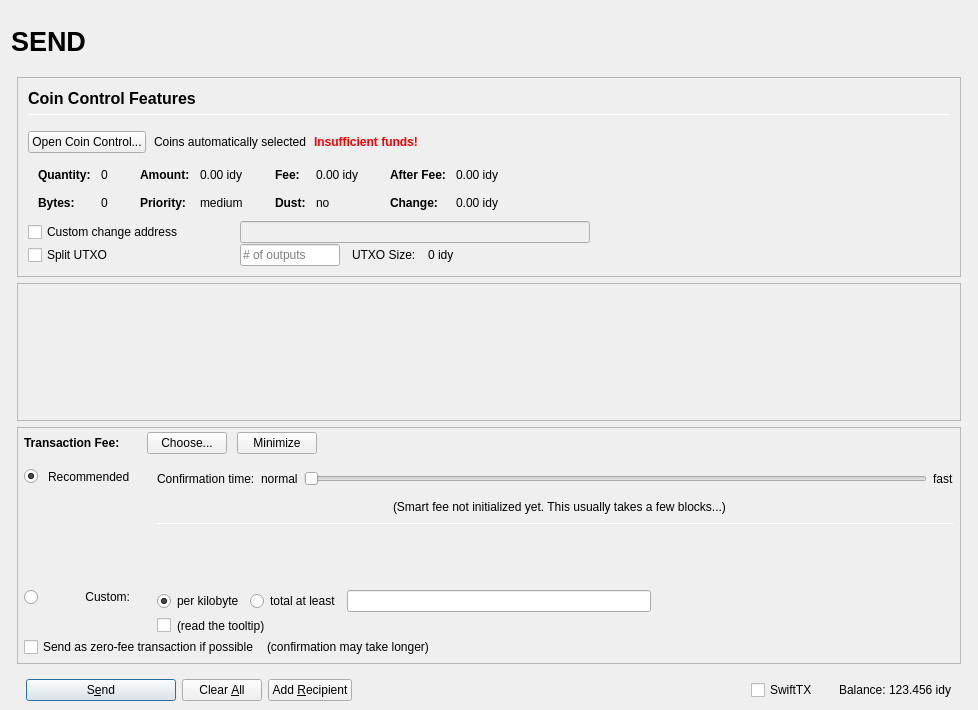
The window that src/qt/forms/sendcoinsdialog.ui (ygtars/industry) describes before a commit, drawn with Qt 5.
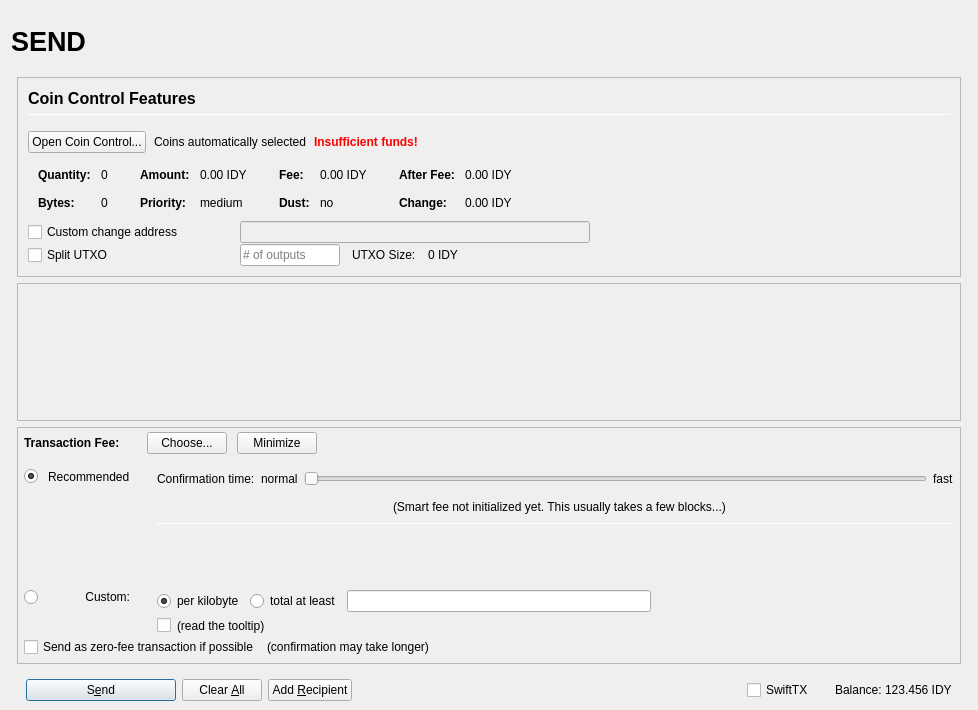
The same window after the commit. Icons and pictures are not drawn. Custom widgets are drawn as their Qt base class.

The edit to the form file:
```diff
--- a/src/qt/forms/sendcoinsdialog.ui
+++ b/src/qt/forms/sendcoinsdialog.ui
@@ -493,7 +493,7 @@
                         <enum>Qt::ActionsContextMenu</enum>
                        </property>
                        <property name="text">
-                        <string notr="true">0.00 idy</string>
+                        <string notr="true">0.00 IDY</string>
                        </property>
                        <property name="textInteractionFlags">
                         <set>Qt::LinksAccessibleByMouse|Qt::TextSelectableByKeyboard|Qt::TextSelectableByMouse</set>
@@ -573,7 +573,7 @@
                         <enum>Qt::ActionsContextMenu</enum>
                        </property>
                        <property name="text">
-                        <string notr="true">0.00 idy</string>
+                        <string notr="true">0.00 IDY</string>
                        </property>
                        <property name="textInteractionFlags">
                         <set>Qt::LinksAccessibleByMouse|Qt::TextSelectableByKeyboard|Qt::TextSelectableByMouse</set>
@@ -653,7 +653,7 @@
                         <enum>Qt::ActionsContextMenu</enum>
                        </property>
                        <property name="text">
-                        <string notr="true">0.00 idy</string>
+                        <string notr="true">0.00 IDY</string>
                        </property>
                        <property name="textInteractionFlags">
                         <set>Qt::LinksAccessibleByMouse|Qt::TextSelectableByKeyboard|Qt::TextSelectableByMouse</set>
@@ -682,7 +682,7 @@
                         <enum>Qt::ActionsContextMenu</enum>
                        </property>
                        <property name="text">
-                        <string notr="true">0.00 idy</string>
+                        <string notr="true">0.00 IDY</string>
                        </property>
                        <property name="textInteractionFlags">
                         <set>Qt::LinksAccessibleByMouse|Qt::TextSelectableByKeyboard|Qt::TextSelectableByMouse</set>
@@ -849,7 +849,7 @@
                 <item>
                  <widget class="QLabel" name="labelBlockSize">
                   <property name="text">
-                   <string>0 idy</string>
+                   <string>0 IDY</string>
                   </property>
                  </widget>
                 </item>
@@ -1715,7 +1715,7 @@
                 <cursorShape>IBeamCursor</cursorShape>
                </property>
                <property name="text">
-                <string notr="true">123.456 idy</string>
+                <string notr="true">123.456 IDY</string>
                </property>
                <property name="textInteractionFlags">
                 <set>Qt::LinksAccessibleByMouse|Qt::TextSelectableByKeyboard|Qt::TextSelectableByMouse</set>
```
Left out of the diff: 16 changed lines with no effect on the pictures.
